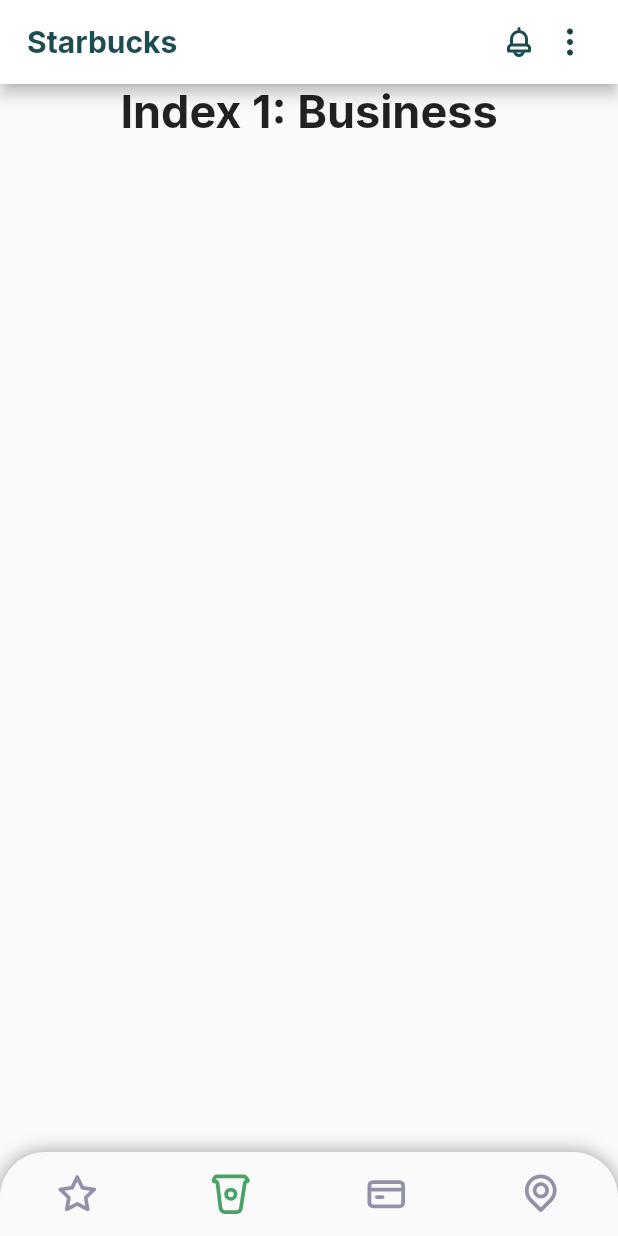
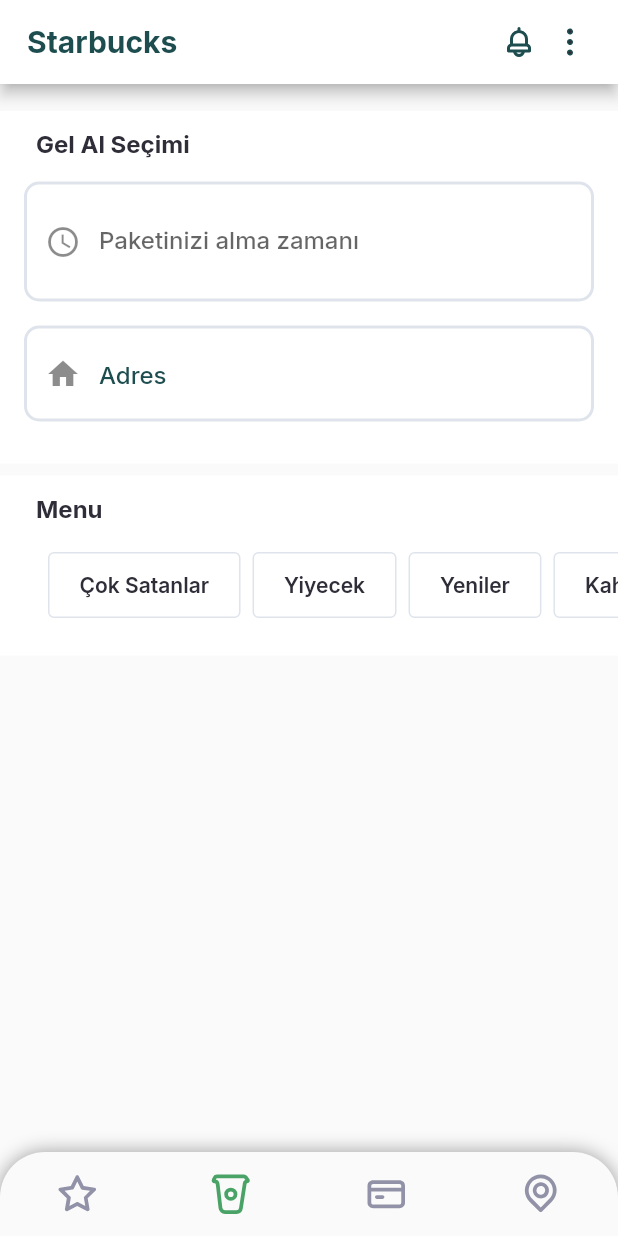
Before and after one commit to durannumit/starbucks-redesign, a Flutter app: the HomeScreen screen opened by its route, item 2 of the bottom bar chosen, on a phone screen of 412 x 824 dp. Run offline on Flutter 3.47's test engine with Material 2 defaults, Android fonts, the phone set to English and light mode, and no system bars; our stand-ins replace flutter_svg, google_fonts, syncfusion_flutter_gauges.

Commit message:
create order page created

```diff
--- a/lib/pages/detail/detail_screen.dart
+++ b/lib/pages/detail/detail_screen.dart
@@ -1,6 +1,7 @@
 import 'package:flutter/material.dart';
 import 'package:flutter_svg/flutter_svg.dart';
 import 'package:starbucks_redesign/constants/colors.dart';
+import 'package:starbucks_redesign/utils/routes/routes.dart';
 
 class DetailScreen extends StatefulWidget {
   const DetailScreen({Key? key}) : super(key: key);
@@ -148,7 +149,9 @@
                             ),
                           ),
                         ),
-                        onPressed: () {},
+                        onPressed: () {
+                          Navigator.of(context).pushNamed(Routes.order);
+                        },
                         child: Center(
                           child: Text(
                             'Satın Al',
--- /dev/null
+++ b/lib/pages/home/create_order_screen.dart
@@ -0,0 +1,178 @@
+import 'package:flutter/material.dart';
+import 'package:flutter_svg/svg.dart';
+import 'package:starbucks_redesign/constants/colors.dart';
+import 'package:starbucks_redesign/utils/widgets/text_form_field.dart';
+import 'package:syncfusion_flutter_gauges/gauges.dart';
+
+class CreateOrderScreen extends StatefulWidget {
+  const CreateOrderScreen({Key? key}) : super(key: key);
+
+  @override
+  State<StatefulWidget> createState() => _CreateOrderScreenState();
+}
+
+class _CreateOrderScreenState extends State<CreateOrderScreen> {
+  TextEditingController timePickerController = TextEditingController();
+  TextEditingController addressController = TextEditingController();
+
+  TimeOfDay selectedTime = TimeOfDay.now();
+
+  List categoryList = ['Çok Satanlar', 'Yiyecek', 'Yeniler', 'Kahveler'];
+
+  bool isSelected = false;
+  int selectedIndex = -1;
+
+  @override
+  void initState() {
+    super.initState();
+  }
+
+  @override
+  Widget build(BuildContext context) {
+    return Column(
+      children: [
+        _takeAway(),
+        _menu(),
+      ],
+    );
+  }
+
+  Widget _takeAway() {
+    return Padding(
+      padding: const EdgeInsets.only(top: 18.0),
+      child: Container(
+        height: 235,
+        width: MediaQuery.of(context).size.width,
+        color: Colors.white,
+        child: Column(
+          children: [
+            const Align(
+              alignment: Alignment.centerLeft,
+              child: Padding(
+                padding: EdgeInsets.only(left: 24.0, top: 12.0),
+                child: Text(
+                  "Gel Al Seçimi",
+                  style: TextStyle(color: AppColors.dark, fontSize: 16, fontWeight: FontWeight.w700),
+                ),
+              ),
+            ),
+            Padding(
+              padding: const EdgeInsets.only(top: 16.0, left: 16.0, right: 16.0),
+              child: Container(
+                padding: const EdgeInsets.only(top: 5.0, right: 12.0, bottom: 5.0),
+
+                decoration: BoxDecoration(
+                    color: Colors.white,
+                    border: Border.all(
+                        color: AppColors.buttonGrey, // set border color
+                        width: 2.0), // set border width
+                    borderRadius: const BorderRadius.all(Radius.circular(10.0))), // set rounded corner radius
+                child: TextFormInput(
+                  textStyle: const TextStyle(color: AppColors.dark, fontSize: 16, fontWeight: FontWeight.w500),
+                  textEditingController: timePickerController,
+                  label: "Paketinizi alma zamanı",
+                  prefixIcon: const Icon(Icons.access_time),
+                  suffixText: "Değiştir",
+                  onTapCb: () async {
+                    TimeOfDay date;
+                    FocusScope.of(context).requestFocus(FocusNode());
+
+                    date = (await showTimePicker(
+                      context: context,
+                      initialTime: selectedTime,
+                      initialEntryMode: TimePickerEntryMode.dial,
+                    ))!;
+                    timePickerController.text = date.format(context).toString();
+                  },
+                ),
+              ),
+            ),
+            Padding(
+              padding: const EdgeInsets.only(top: 16.0, left: 16.0, right: 16.0),
+              child: Container(
+                padding: const EdgeInsets.only(top: 5.0, right: 12.0, bottom: 5.0),
+
+                decoration: BoxDecoration(
+                    color: Colors.white,
+                    border: Border.all(
+                        color: AppColors.buttonGrey, // set border color
+                        width: 2.0), // set border width
+                    borderRadius: const BorderRadius.all(Radius.circular(10.0))), // set rounded corner radius
+                child: TextFormInput(
+                  textStyle: const TextStyle(color: AppColors.dark, fontSize: 16, fontWeight: FontWeight.w500),
+                  textEditingController: addressController,
+                  prefixIcon: const Icon(Icons.home),
+                  hintText: "Adres",
+                  suffixText: "Değiştir",
+                  onTapCb: () async {},
+                ),
+              ),
+            ),
+          ],
+        ),
+      ),
+    );
+  }
+
+  Widget _menu() {
+    return Padding(
+      padding: const EdgeInsets.only(top: 8.0),
+      child: Container(
+        height: 120,
+        width: MediaQuery.of(context).size.width,
+        color: Colors.white,
+        child: Column(
+          children: [
+            const Align(
+              alignment: Alignment.centerLeft,
+              child: Padding(
+                padding: EdgeInsets.only(left: 24.0, top: 12.0),
+                child: Text(
+                  "Menu",
+                  style: TextStyle(color: AppColors.dark, fontSize: 16, fontWeight: FontWeight.w700),
+                ),
+              ),
+            ),
+            Padding(
+              padding: const EdgeInsets.only(left: 24.0, top: 12.0),
+              child: Container(
+                height: 60,
+                child: ListView.builder(
+                    padding: const EdgeInsets.all(8),
+                    itemCount: categoryList.length,
+                    scrollDirection: Axis.horizontal,
+                    itemBuilder: (BuildContext context, int index) {
+                      return Padding(
+                          padding: const EdgeInsets.only(right: 8.0),
+                          child: GestureDetector(
+                            onTap: () {
+                              setState(() {
+                                selectedIndex = index;
+                              });
+                            },
+                            child: Container(
+                              alignment: Alignment.center,
+                              decoration: BoxDecoration(
+                                  border: Border.all(color: AppColors.buttonGrey),
+                                  borderRadius: const BorderRadius.all(
+                                    Radius.circular(4.0),
+                                  ),
+                                  color: selectedIndex == index ? AppColors.buttonGrey : null),
+                              child: Padding(
+                                padding: const EdgeInsets.only(left: 20.0, right: 20.0),
+                                child: Text(
+                                  categoryList[index],
+                                  style: const TextStyle(color: AppColors.dark, fontSize: 14, fontWeight: FontWeight.w600),
+                                ),
+                              ),
+                            ),
+                          ));
+                    }),
+              ),
+            )
+          ],
+        ),
+      ),
+    );
+  }
+}
--- a/lib/pages/home/home_screen.dart
+++ b/lib/pages/home/home_screen.dart
@@ -2,6 +2,8 @@
 import 'package:flutter_svg/svg.dart';
 import 'package:starbucks_redesign/constants/colors.dart';
 import 'package:starbucks_redesign/pages/home/stars_screen.dart';
+
+import 'create_order_screen.dart';
 
 class HomeScreen extends StatefulWidget {
   const HomeScreen({Key? key}) : super(key: key);
@@ -20,16 +22,13 @@
   static const TextStyle optionStyle = TextStyle(fontSize: 30, fontWeight: FontWeight.bold);
   static const List<Widget> _widgetOptions = <Widget>[
     StarsScreen(),
+    CreateOrderScreen(),
     Text(
-      'Index 1: Business',
+      'Index 2: Pay',
       style: optionStyle,
     ),
     Text(
-      'Index 2: School',
-      style: optionStyle,
-    ),
-    Text(
-      'Index 3: Settings',
+      'Index 3: Location',
       style: optionStyle,
     ),
   ];
--- a/lib/pages/home/stars_screen.dart
+++ b/lib/pages/home/stars_screen.dart
@@ -294,7 +294,7 @@
                         child: Column(
                           children: [
                             ClipRRect(
-                              borderRadius: BorderRadius.circular(8.0),
+                              borderRadius: const BorderRadius.only(topLeft: Radius.circular(8.0), topRight: Radius.circular(8.0)),
                               child: Image.asset(
                                 'assets/images/campaign.png',
                               ),
--- a/lib/pages/order/order_completed_scren.dart
+++ b/lib/pages/order/order_completed_scren.dart
@@ -14,7 +14,7 @@
         child: Container(
           padding: const EdgeInsets.symmetric(
             horizontal: 20,
-            vertical: 10,
+            vertical: 20,
           ),
           child: SizedBox(
             height: 50,
@@ -66,7 +66,7 @@
           children: [
             Container(
               color: AppColors.background,
-              height: MediaQuery.of(context).size.height * .4,
+              height: MediaQuery.of(context).size.height * .3,
               width: double.infinity,
               child: Column(
                 children: [
--- /dev/null
+++ b/lib/utils/widgets/text_form_field.dart
@@ -0,0 +1,78 @@
+import 'package:flutter/material.dart';
+import 'package:starbucks_redesign/constants/colors.dart';
+
+class TextFormInput extends StatefulWidget {
+  final TextEditingController? textEditingController;
+  final String? label;
+  final String? suffixText;
+  final String? hintText;
+
+  final TextStyle? textStyle;
+  final VoidCallback? onTapCb;
+  final bool? isEnabled;
+  final Icon? suffixIcon;
+  final Icon? prefixIcon;
+
+  TextFormInput({
+    Key? key,
+    this.textEditingController,
+    this.label,
+    this.suffixText,
+    this.hintText,
+    this.textStyle,
+    this.onTapCb,
+    this.isEnabled,
+    this.suffixIcon,
+    this.prefixIcon,
+  }) : super(key: key);
+  _TextInput createState() => _TextInput();
+}
+
+class _TextInput extends State<TextFormInput> {
+  FocusNode? _node;
+  bool _focused = false;
+
+  @override
+  void initState() {
+    super.initState();
+    _node = FocusNode(debugLabel: 'Button');
+    _node!.addListener(_handleFocusChange);
+  }
+
+  void _handleFocusChange() {
+    if (_node!.hasFocus != _focused) {
+      setState(() {
+        _focused = _node!.hasFocus;
+      });
+    }
+  }
+
+  @override
+  void dispose() {
+    _node!.removeListener(_handleFocusChange);
+    _node!.dispose();
+    super.dispose();
+  }
+
+  @override
+  Widget build(BuildContext context) {
+    return TextFormField(
+        style: widget.textStyle,
+        enabled: widget.isEnabled ?? true,
+        onTap: widget.onTapCb,
+        focusNode: _node,
+        controller: widget.textEditingController,
+        decoration: InputDecoration(
+          hintText: widget.hintText,
+          hintStyle: const TextStyle(color: AppColors.darkGreen, fontSize: 16, fontWeight: FontWeight.w500),
+          border: InputBorder.none,
+          fillColor: Colors.white,
+          prefixIcon: widget.prefixIcon,
+          suffix: Text(
+            widget.suffixText ?? "",
+            style: const TextStyle(color: AppColors.darkGreen, fontSize: 14, fontWeight: FontWeight.w600),
+          ),
+          labelText: widget.label,
+        ));
+  }
+}
```
Also changed, not shown: lib/pages/login/login_screen.dart (+7 -20 lines).
